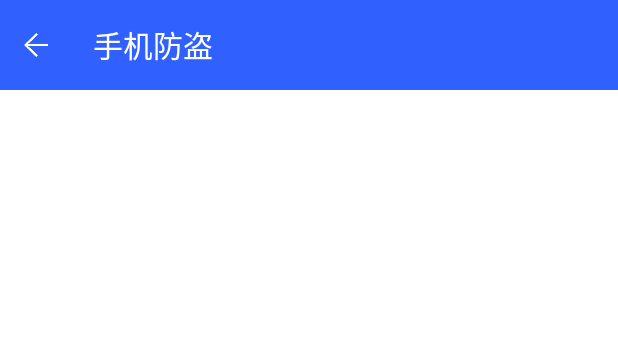
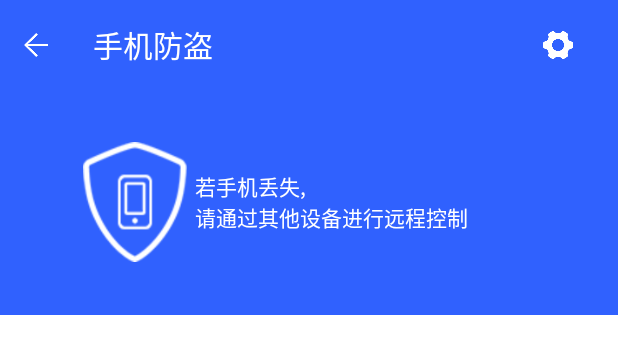
Before and after one commit to choimroc/safe, an Android app: the layout activity_burglar.xml on its own in the app's theme, with its tools: preview values and no code run, on a phone screen of 412 x 824 dp. Shown: the top 354 px of the screen. Run offline under Robolectric (Android 15) with nearby library versions, the phone set to English and light mode, and no system bars.

Commit message:
Rejected commit: Default

```diff
--- a/phonesafe/src/main/java/com/cmp/activity/EditPWActivity.java
+++ b/phonesafe/src/main/java/com/cmp/activity/EditPWActivity.java
@@ -36,10 +36,7 @@ public class EditPWActivity extends Activity {
     }
     //返回按钮
     public void btn_back(View v) {
-        Intent intent = new Intent(this, HomeActivity.class);
-        startActivity(intent);
         finish();
-
     }
 
     public void check(View v) {
@@ -50,7 +47,7 @@ public class EditPWActivity extends Activity {
         {
             //跳转
             Intent intent = new Intent();
-            intent.setClass(this, BurglarActivity.class);
+            intent.setClass(EditPWActivity.this, BurglarActivity.class);
             startActivity(intent);
             this.finish();
         } else {
--- a/phonesafe/src/main/java/com/cmp/activity/HomeActivity.java
+++ b/phonesafe/src/main/java/com/cmp/activity/HomeActivity.java
@@ -28,7 +28,6 @@ public class HomeActivity extends Activity {
     private GridView home_gv;
     private long mExitTime;
     private SharedPreferences preferences;
-    private SharedPreferences.Editor editor;
 
 
     @Override
--- a/phonesafe/src/main/res/layout/activity_burglar.xml
+++ b/phonesafe/src/main/res/layout/activity_burglar.xml
@@ -1,7 +1,8 @@
 <?xml version="1.0" encoding="utf-8"?>
 <LinearLayout xmlns:android="http://schemas.android.com/apk/res/android"
-    android:orientation="vertical" android:layout_width="match_parent"
-    android:layout_height="match_parent">
+    android:layout_width="match_parent"
+    android:layout_height="match_parent"
+    android:orientation="vertical">
     <!--自定义标题栏-->
     <android.support.v7.widget.Toolbar
         android:id="@+id/toolbar"
@@ -30,6 +31,47 @@
                 android:text="@string/activity_burglar_title"
                 android:textColor="#fff"
                 android:textSize="@dimen/title_size" />
+       <Button
+           android:layout_width="20dp"
+           android:layout_height="20dp"
+           android:background="@mipmap/burglar_setting"
+           android:layout_centerVertical="true"
+           android:layout_alignParentRight="true"
+           android:layout_marginRight="30dp"/>
         </RelativeLayout>
     </android.support.v7.widget.Toolbar>
+
+    <RelativeLayout
+        android:layout_width="match_parent"
+        android:layout_height="150dp"
+        android:background="@color/background_color">
+
+        <ImageView
+            android:id="@+id/icon"
+            android:layout_width="80dp"
+            android:layout_height="80dp"
+            android:src="@mipmap/burglar_icon"
+            android:layout_centerVertical="true"
+            android:layout_marginLeft="50dp"/>
+        <TextView
+            android:layout_width="wrap_content"
+            android:layout_height="wrap_content"
+            android:text="@string/activity_burglar_tip"
+            android:textColor="#fff"
+            android:layout_toRightOf="@+id/icon"
+            android:layout_centerVertical="true"/>
+
+    </RelativeLayout>
+
+    <GridView
+        android:id="@+id/burglar_gv"
+        android:layout_width="match_parent"
+        android:layout_height="wrap_content"
+        android:cacheColorHint="#fff"
+        android:gravity="center"
+        android:numColumns="3"
+        android:verticalSpacing="30dp"
+        android:layout_marginTop="50dp">
+
+    </GridView>
 </LinearLayout>
--- a/phonesafe/src/main/res/values/colors.xml
+++ b/phonesafe/src/main/res/values/colors.xml
@@ -8,5 +8,4 @@
     <color name="sweep_circle_color">#00FF00</color>
     <color name="background_color">#3061fe</color>
     <color name="hint">#D3D3D3</color>
-
 </resources>
--- a/phonesafe/src/main/res/values/dimens.xml
+++ b/phonesafe/src/main/res/values/dimens.xml
@@ -12,4 +12,5 @@
     <!-- 返回按钮 -->
     <dimen name="btn_back_h">16dp</dimen>
     <dimen name="btn_back_w">16dp</dimen>
+    <dimen name="burglar_item_size">40dp</dimen>
 </resources>
--- a/phonesafe/src/main/res/values/strings.xml
+++ b/phonesafe/src/main/res/values/strings.xml
@@ -2,7 +2,7 @@
     <string name="app_name">手机C盾卫士</string>
     <!--设置手机防盗密码-->
     <string name="activity_setpw_title">设置手机防盗密码</string>
-    <string name="activity_setpw_tip">请先设置手机防盗密码</string>
+    <string name="activity_setpw_tip">请先设置手机防盗密码和绑定手机号码</string>
     <string name="activity_setpw_hint1">请设置6-12位字符密码</string>
     <string name="activity_setpw_hint2">请再次输入密码</string>
     <!--进入手机防盗-->
@@ -11,5 +11,6 @@
     <string name="activity_editpw_hint">请输入6-12位字符密码</string>
     <!--手机防盗-->
     <string name="activity_burglar_title">手机防盗</string>
+    <string name="activity_burglar_tip">若手机丢失,\n请通过其他设备进行远程控制</string>
 
 </resources>
--- a/phonesafe/src/main/res/values/styles.xml
+++ b/phonesafe/src/main/res/values/styles.xml
@@ -7,13 +7,8 @@
         <item name="colorPrimaryDark">#3061fe</item>
         <!--  窗口的背景颜色  -->
         <item name="android:windowBackground">@android:color/white</item>
-        <item name="android:windowIsTranslucent">true</item>
+        <item name="android:windowAnimationStyle">@style/AnimationActivity</item>
     </style>
-
-
-    ?
-
-    1234
 
     <style name="AnimationActivity" parent="@android:style/Animation.Activity" type="text/css">
         <item name="android:activityOpenEnterAnimation">@anim/push_left_in</item>
@@ -22,8 +17,4 @@
         <item name="android:activityCloseExitAnimation">@anim/push_right_out</item>
     </style>
 
-    <style name="AnimTheme">
-        <item name="android:windowAnimationStyle">@style/AnimationActivity</item>
-    </style>
-
 </resources>
```
Also changed, not shown: phonesafe/src/main/AndroidManifest.xml (+12 -12 lines), phonesafe/src/main/java/com/cmp/activity/BurglarActivity.java (+60 -1 lines), phonesafe/src/main/java/com/cmp/activity/SetPWActivity.java (+5 -7 lines), phonesafe/src/main/java/com/cmp/adapter/BurglarAdapter.java (added, +53 -0 lines), phonesafe/src/main/res/layout/burglar_item.xml (added, +21 -0 lines), phonesafe/src/main/res/mipmap-mdpi/burglar_contact.png (added), phonesafe/src/main/res/mipmap-mdpi/burglar_delete.png (added), phonesafe/src/main/res/mipmap-mdpi/burglar_gps.png (added), phonesafe/src/main/res/mipmap-mdpi/burglar_icon.png (added), phonesafe/src/main/res/mipmap-mdpi/burglar_lock.png (added), phonesafe/src/main/res/mipmap-mdpi/burglar_music.png (added), phonesafe/src/main/res/mipmap-mdpi/burglar_search.png (added), phonesafe/src/main/res/mipmap-mdpi/burglar_setting.png (added).
